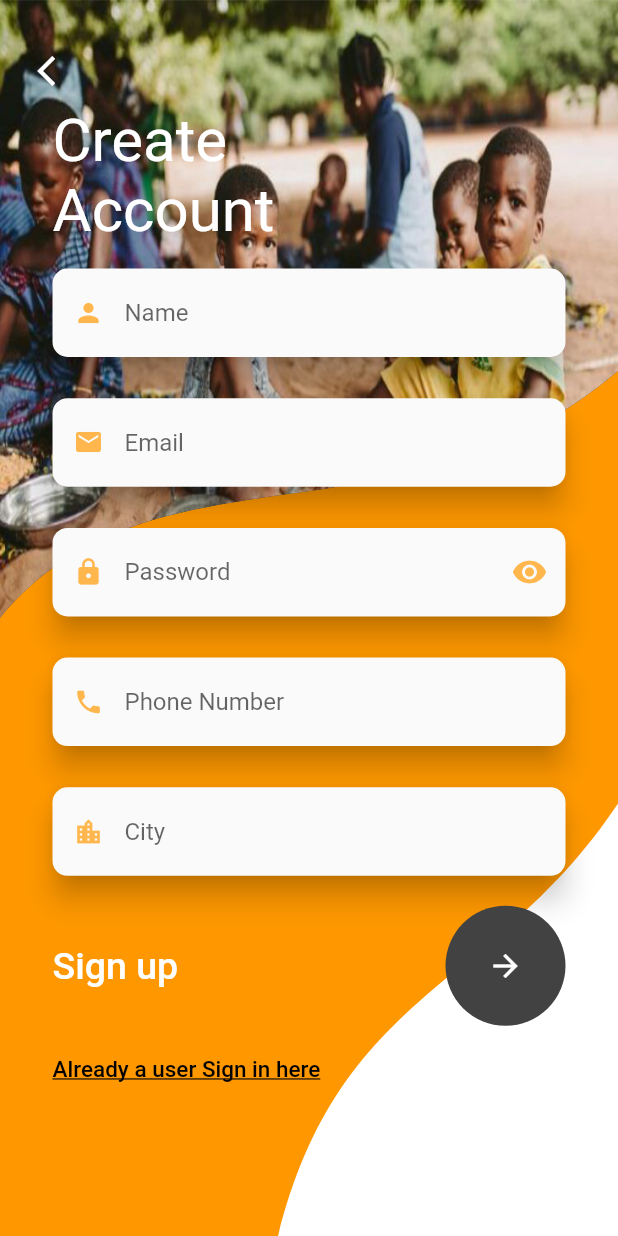
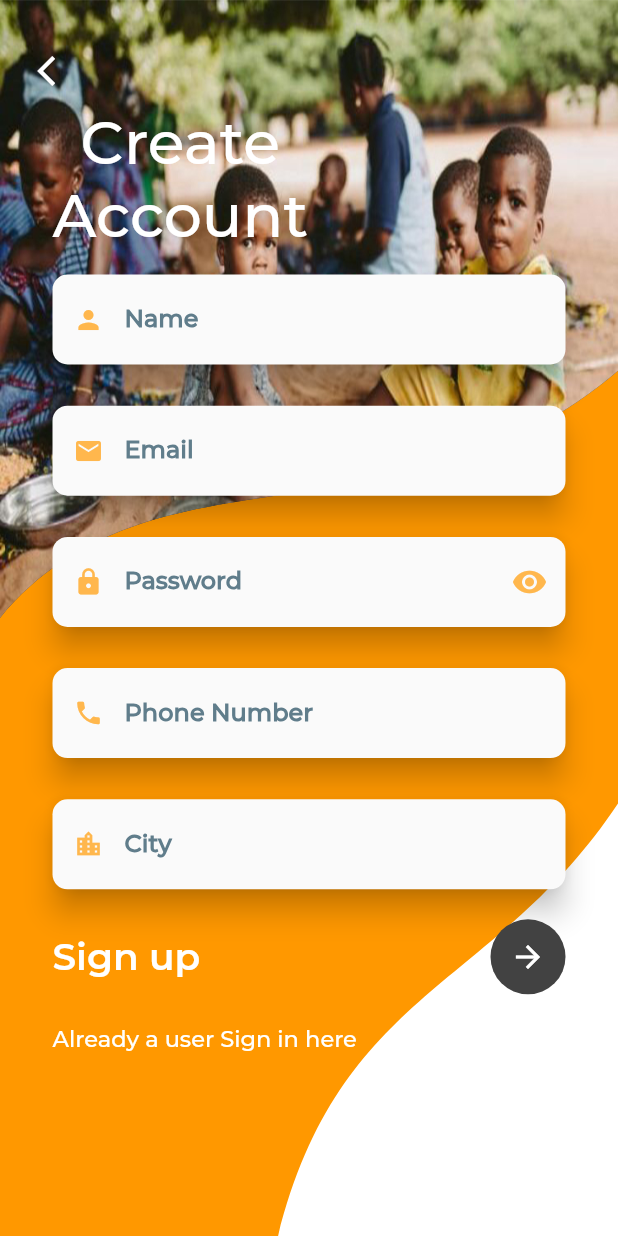
Before and after one commit to atharvasaraf123/Food4All, a Flutter app: the SignUp screen opened directly, on a phone screen of 412 x 824 dp. Run offline on Flutter 3.47's test engine with Material 2 defaults, Android fonts, the phone set to English and light mode, and no system bars; our stand-ins replace bubble_bottom_bar, cached_network_image, cloud_firestore, dotted_border, firebase_auth, firebase_core and 17 more; missing offline and left inert: android_intent, geocoder; accounts and stored records are empty.

Commit message:
Font changes

```diff
--- a/flutter_app/lib/BottomNavigation/EditProfile.dart
+++ b/flutter_app/lib/BottomNavigation/EditProfile.dart
@@ -125,8 +125,9 @@ class _EditProfileState extends State<EditProfile> {
         'Profile',
         style: TextStyle(
           fontSize: 35.0,
+          color: Colors.white,
+          fontFamily: 'Sol Thin',
           letterSpacing: 1.5,
-          color: Colors.white,
           fontWeight: FontWeight.w600,
         ),
       ),
@@ -197,12 +198,14 @@ class _EditProfileState extends State<EditProfile> {
             ),
             hintText: hintText,
             hintStyle: TextStyle(
+              fontFamily: 'MontserratMed',
               letterSpacing: 2,
               color: Colors.blueGrey,
               fontWeight: FontWeight.bold,
             ),
             filled: true,
             fillColor: Colors.white30),
+        style: TextStyle( fontFamily: 'MontserratMed',),
       ),
     );
   }
--- a/flutter_app/lib/BottomNavigation/Settings.dart
+++ b/flutter_app/lib/BottomNavigation/Settings.dart
@@ -211,7 +211,7 @@ class _SettingsState extends State<Settings> {
                                                 style: BorderStyle.solid),
                                             child: Text(
                                               "Edit Profile",
-                                              style: TextStyle(fontSize: 15.0),
+                                              style: TextStyle(fontSize: 15.0,fontFamily: 'MontserratMed'),
                                             ),
                                             highlightedBorderColor: Colors.red,
                                             splashColor: Colors.deepOrange,
--- a/flutter_app/lib/Dashboard.dart
+++ b/flutter_app/lib/Dashboard.dart
@@ -148,7 +148,7 @@ class _MyHomePageState extends State {
     return SpeedDial(
       animatedIcon: AnimatedIcons.menu_close,
       animatedIconTheme: IconThemeData(size: 24.0),
-      curve: Curves.easeInBack,
+      curve: Curves.linear,
       backgroundColor: Colors.orange.shade700,
       heroTag: 'add',
       children: [
@@ -156,6 +156,7 @@ class _MyHomePageState extends State {
           backgroundColor: Colors.orange.shade400,
           child: Image.asset('images/fooddonationhand.png',fit: BoxFit.contain,height: 24,width: 24,),
           label: 'Donate Food',
+          labelStyle: TextStyle( fontFamily: 'MontserratMed',),
           labelBackgroundColor: Colors.grey.shade400,
           onTap: () => Navigator.push(
               context,
@@ -166,6 +167,7 @@ class _MyHomePageState extends State {
           backgroundColor: Colors.orange.shade400,
           child: Icon(Icons.add_a_photo),
           label: 'Add Hunger Spot',
+          labelStyle: TextStyle( fontFamily: 'MontserratMed',),
           labelBackgroundColor: Colors.grey.shade400,
           onTap: () => Navigator.push(
               context,
--- a/flutter_app/lib/signup.dart
+++ b/flutter_app/lib/signup.dart
@@ -289,10 +289,11 @@ class _SignUpState extends State<SignUp> {
           child: Text(
             'Already a user Sign in here',
             style: TextStyle(
-              color: Colors.black,
+              color: Colors.white,
               fontSize: 15,
               fontWeight: FontWeight.w500,
-              decoration: TextDecoration.underline,
+              fontFamily: 'MontserratMed',
+
             ),
           ),
         ),
@@ -315,7 +316,7 @@ class _SignUpState extends State<SignUp> {
         Text(
           'Sign up',
           style: TextStyle(
-              color: Colors.white, fontSize: 25, fontWeight: FontWeight.w500),
+              color: Colors.white, fontSize: 25, fontWeight: FontWeight.w500, fontFamily: 'MontserratSemi',),
         ),
         InkWell(
           onTap: ()async{
@@ -331,7 +332,7 @@ class _SignUpState extends State<SignUp> {
             padding: const EdgeInsets.symmetric(vertical:20.0),
             child: CircleAvatar(
               backgroundColor: Colors.grey.shade800,
-              radius: 40,
+              radius: 25,
               child: Icon(
                 Icons.arrow_forward,
                 color: Colors.white,
@@ -364,10 +365,20 @@ class _SignUpState extends State<SignUp> {
             onSaved: (val) => name = val,
             keyboardType: TextInputType.text,
             cursorColor:Colors.orange.shade300,
+            style:  TextStyle(
+              fontFamily: 'MontserratMed',
+              color: Colors.black,
+              fontWeight: FontWeight.bold,
+            ),
             decoration: InputDecoration(
               prefixIcon: Icon(Icons.person,
                   color: Colors.orange.shade300, size: 20),
               hintText: "Name",
+              hintStyle: TextStyle(
+                fontFamily: 'MontserratMed',
+                color: Colors.blueGrey,
+                fontWeight: FontWeight.bold,
+              ),
               border: OutlineInputBorder(
                   borderRadius: BorderRadius.circular(30.0),
                   borderSide: BorderSide.none),
@@ -396,7 +407,17 @@ class _SignUpState extends State<SignUp> {
             controller: emailController,
             keyboardType: TextInputType.emailAddress,
             cursorColor: Colors.orange.shade300,
+            style:  TextStyle(
+              fontFamily: 'MontserratMed',
+              color: Colors.black,
+              fontWeight: FontWeight.bold,
+            ),
             decoration: InputDecoration(
+              hintStyle: TextStyle(
+                fontFamily: 'MontserratMed',
+                color: Colors.blueGrey,
+                fontWeight: FontWeight.bold,
+              ),
               prefixIcon: Icon(Icons.email,
                   color: Colors.orange.shade300, size: 20),
               hintText: "Email",
@@ -424,6 +445,11 @@ class _SignUpState extends State<SignUp> {
             keyboardType: TextInputType.text,
             cursorColor: Colors.orange.shade300,
             decoration: InputDecoration(
+                hintStyle: TextStyle(
+                  fontFamily: 'MontserratMed',
+                  color: Colors.blueGrey,
+                  fontWeight: FontWeight.bold,
+                ),
                 prefixIcon: Icon(Icons.lock,
                     color: Colors.orange.shade300, size: 20),
                 hintText: "Password",
@@ -439,7 +465,11 @@ class _SignUpState extends State<SignUp> {
                     });
                   },
                 )),
-
+            style:  TextStyle(
+              fontFamily: 'MontserratMed',
+              color: Colors.black,
+              fontWeight: FontWeight.bold,
+            ),
             obscureText: _obscureText,
           ),
         ),
@@ -461,6 +491,12 @@ class _SignUpState extends State<SignUp> {
             keyboardType: TextInputType.phone,
             cursorColor:Colors.orange.shade300,
             decoration: InputDecoration(
+              hintStyle: TextStyle(
+                fontFamily: 'MontserratMed',
+
+                color: Colors.blueGrey,
+                fontWeight: FontWeight.bold,
+              ),
               prefixIcon: Icon(Icons.phone,
                   color: Colors.orange.shade300, size: 20),
               hintText: "Phone Number",
@@ -473,6 +509,12 @@ class _SignUpState extends State<SignUp> {
               //   phoneNumber = val;
               // });
             },
+            style:  TextStyle(
+              fontFamily: 'MontserratMed',
+
+              color: Colors.black,
+              fontWeight: FontWeight.bold,
+            ),
           ),
         ),
         SizedBox(height: _height / 30.0),
@@ -491,6 +533,12 @@ class _SignUpState extends State<SignUp> {
             keyboardType: TextInputType.phone,
             cursorColor: Colors.orange.shade300,
             decoration: InputDecoration(
+              hintStyle: TextStyle(
+                fontFamily: 'MontserratMed',
+
+                color: Colors.blueGrey,
+                fontWeight: FontWeight.bold,
+              ),
               prefixIcon: Icon(Icons.location_city,
                   color: Colors.orange.shade300, size: 20),
               hintText: "City",
@@ -499,6 +547,12 @@ class _SignUpState extends State<SignUp> {
                   borderSide: BorderSide.none),
             ),
             readOnly: true,
+            style:  TextStyle(
+    fontFamily: 'MontserratMed',
+
+              color: Colors.black,
+    fontWeight: FontWeight.bold,
+    ),
             onTap: ()async{
              await getUserLocation();
             },
@@ -514,7 +568,8 @@ class _SignUpState extends State<SignUp> {
       alignment: Alignment.bottomLeft,
       child: Text(
         'Create\nAccount',
-        style: TextStyle(color: Colors.white, fontSize: 40),
+        style: TextStyle(color: Colors.white, fontSize: 40, fontFamily: 'MontserratMed',),
+        textAlign: TextAlign.center,
       ),
     );
   }
```
